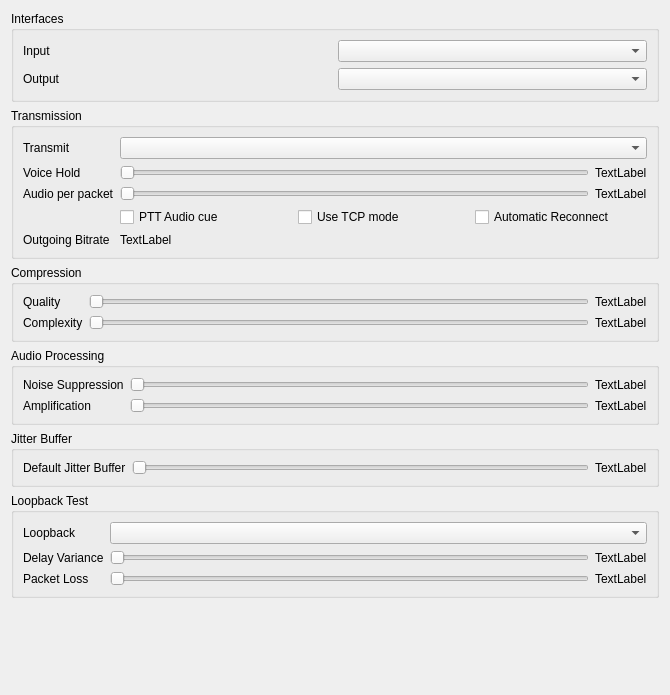
Old version of the form src/mumble/AudioConfigDialog.ui in the repository mumble-voip/mumble.
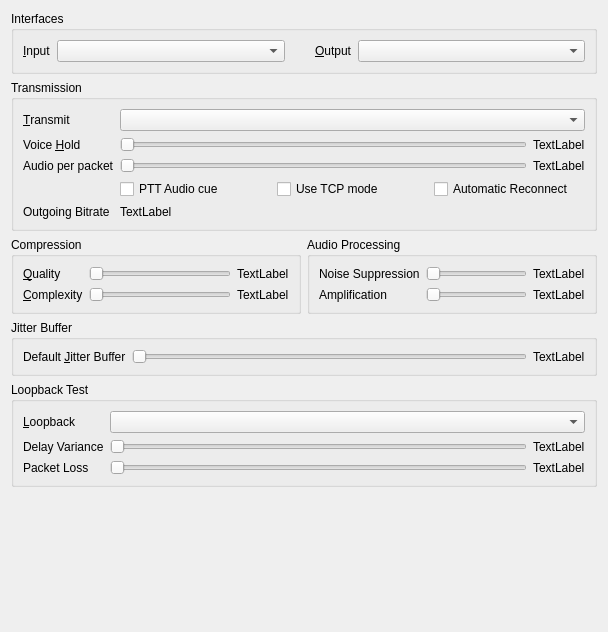
New version of the form.

Commit message: Patch #1785192 by metz - ConfigDialog fixes

Patch:
```diff
--- a/src/mumble/AudioConfigDialog.ui
+++ b/src/mumble/AudioConfigDialog.ui
@@ -5,32 +5,38 @@
    <rect>
     <x>0</x>
     <y>0</y>
-    <width>670</width>
-    <height>695</height>
+    <width>608</width>
+    <height>632</height>
    </rect>
   </property>
   <property name="windowTitle" >
    <string>Form</string>
   </property>
-  <layout class="QVBoxLayout" >
-   <item>
+  <layout class="QGridLayout" >
+   <item row="0" column="0" colspan="2" >
     <widget class="QGroupBox" name="groupBox" >
      <property name="title" >
       <string>Interfaces</string>
      </property>
-     <layout class="QGridLayout" >
-      <item row="0" column="0" >
+     <layout class="QHBoxLayout" >
+      <item>
        <widget class="QLabel" name="label" >
         <property name="text" >
-         <string>Input</string>
+         <string>&amp;Input</string>
         </property>
         <property name="buddy" >
          <cstring>qcbInput</cstring>
         </property>
        </widget>
       </item>
-      <item row="0" column="1" >
+      <item>
        <widget class="QComboBox" name="qcbInput" >
+        <property name="sizePolicy" >
+         <sizepolicy vsizetype="Fixed" hsizetype="Expanding" >
+          <horstretch>0</horstretch>
+          <verstretch>0</verstretch>
+         </sizepolicy>
+        </property>
         <property name="toolTip" >
          <string>Input method for audio</string>
         </property>
@@ -39,18 +45,40 @@
         </property>
        </widget>
       </item>
-      <item row="1" column="0" >
+      <item>
+       <spacer>
+        <property name="orientation" >
+         <enum>Qt::Horizontal</enum>
+        </property>
+        <property name="sizeType" >
+         <enum>QSizePolicy::Maximum</enum>
+        </property>
+        <property name="sizeHint" >
+         <size>
+          <width>24</width>
+          <height>16</height>
+         </size>
+        </property>
+       </spacer>
+      </item>
+      <item>
        <widget class="QLabel" name="label_2" >
         <property name="text" >
-         <string>Output</string>
+         <string>&amp;Output</string>
         </property>
         <property name="buddy" >
          <cstring>qcbOutput</cstring>
         </property>
        </widget>
       </item>
-      <item row="1" column="1" >
+      <item>
        <widget class="QComboBox" name="qcbOutput" >
+        <property name="sizePolicy" >
+         <sizepolicy vsizetype="Fixed" hsizetype="Expanding" >
+          <horstretch>0</horstretch>
+          <verstretch>0</verstretch>
+         </sizepolicy>
+        </property>
         <property name="toolTip" >
          <string>Output method for audio</string>
         </property>
@@ -62,7 +90,7 @@
      </layout>
     </widget>
    </item>
-   <item>
+   <item row="1" column="0" colspan="2" >
     <widget class="QGroupBox" name="groupBox_2" >
      <property name="title" >
       <string>Transmission</string>
@@ -71,7 +99,7 @@
       <item row="0" column="0" >
        <widget class="QLabel" name="label_3" >
         <property name="text" >
-         <string>Transmit</string>
+         <string>&amp;Transmit</string>
         </property>
         <property name="buddy" >
          <cstring>qcbTransmit</cstring>
@@ -91,7 +119,7 @@
       <item row="1" column="0" >
        <widget class="QLabel" name="label_4" >
         <property name="text" >
-         <string>Voice Hold</string>
+         <string>Voice &amp;Hold</string>
         </property>
         <property name="buddy" >
          <cstring>qsTransmitHold</cstring>
@@ -241,7 +269,7 @@
      </layout>
     </widget>
    </item>
-   <item>
+   <item row="2" column="0" >
     <widget class="QGroupBox" name="groupBox_3" >
      <property name="title" >
       <string>Compression</string>
@@ -250,7 +278,7 @@
       <item row="0" column="0" >
        <widget class="QLabel" name="label_9" >
         <property name="text" >
-         <string>Quality</string>
+         <string>&amp;Quality</string>
         </property>
         <property name="buddy" >
          <cstring>qsQuality</cstring>
@@ -295,7 +323,7 @@
       <item row="1" column="0" >
        <widget class="QLabel" name="label_10" >
         <property name="text" >
-         <string>Complexity</string>
+         <string>&amp;Complexity</string>
         </property>
         <property name="buddy" >
          <cstring>qsComplexity</cstring>
@@ -340,7 +368,7 @@
      </layout>
     </widget>
    </item>
-   <item>
+   <item row="2" column="1" >
     <widget class="QGroupBox" name="groupBox_4" >
      <property name="title" >
       <string>Audio Processing</string>
@@ -439,7 +467,7 @@
      </layout>
     </widget>
    </item>
-   <item>
+   <item row="3" column="0" colspan="2" >
     <widget class="QGroupBox" name="groupBox_5" >
      <property name="title" >
       <string>Jitter Buffer</string>
@@ -448,7 +476,7 @@
       <item row="0" column="0" >
        <widget class="QLabel" name="label_17" >
         <property name="text" >
-         <string>Default Jitter Buffer</string>
+         <string>Default &amp;Jitter Buffer</string>
         </property>
         <property name="buddy" >
          <cstring>qsJitter</cstring>
@@ -493,7 +521,7 @@
      </layout>
     </widget>
    </item>
-   <item>
+   <item row="4" column="0" colspan="2" >
     <widget class="QGroupBox" name="groupBox_6" >
      <property name="title" >
       <string>Loopback Test</string>
@@ -586,7 +614,7 @@
       <item row="0" column="0" >
        <widget class="QLabel" name="label_23" >
         <property name="text" >
-         <string>Loopback</string>
+         <string>&amp;Loopback</string>
         </property>
         <property name="buddy" >
          <cstring>qcbLoopback</cstring>
@@ -606,15 +634,15 @@
      </layout>
     </widget>
    </item>
-   <item>
+   <item row="5" column="1" >
     <spacer>
      <property name="orientation" >
       <enum>Qt::Vertical</enum>
      </property>
      <property name="sizeHint" >
       <size>
-       <width>0</width>
-       <height>0</height>
+       <width>16</width>
+       <height>1</height>
       </size>
      </property>
     </spacer>
```
Left out of the diff: 18 changed lines with no effect on the pictures. The commit also changes 4 other files.
